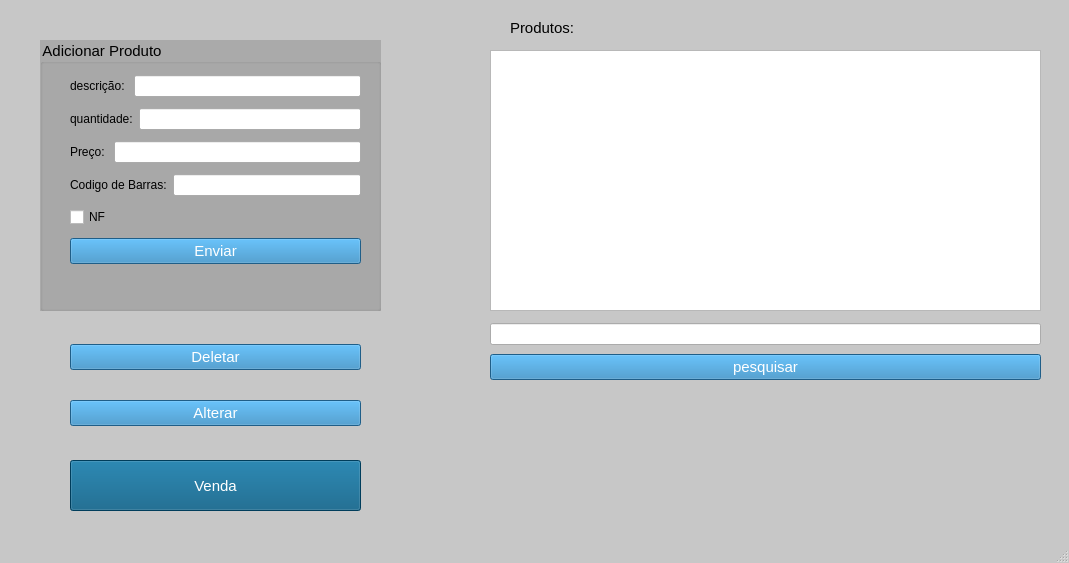
The window that mainwindow.ui (GabR36/QEstoqueLoja) describes before a commit, drawn with Qt 5.
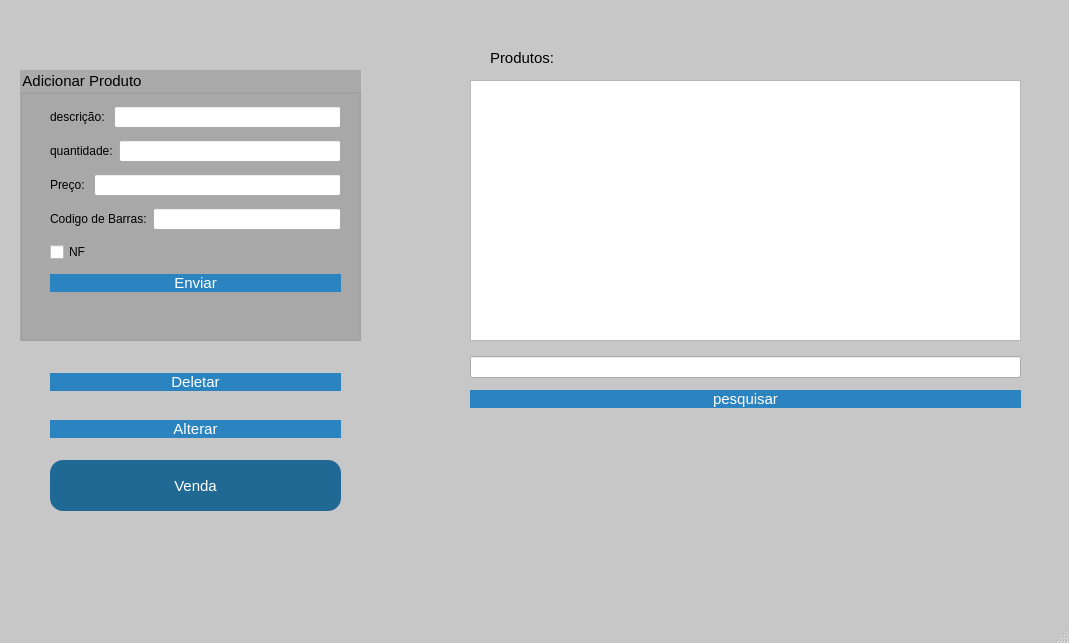
The same window after the commit. Icons and pictures are not drawn.

Diff of the .ui file:
```diff
--- a/mainwindow.ui
+++ b/mainwindow.ui
@@ -7,14 +7,16 @@
     <x>0</x>
     <y>0</y>
     <width>1069</width>
-    <height>563</height>
+    <height>643</height>
    </rect>
   </property>
   <property name="windowTitle">
    <string>Janela Principal - QEstoqueLoja</string>
   </property>
   <property name="styleSheet">
-   <string notr="true">#MainWindow{
+   <string notr="true">
+
+#MainWindow{
 background-color: rgb(199, 199, 199);
 
 }
@@ -22,6 +24,7 @@
 background-color: rgb(43, 132, 191);
 color: rgb(255, 255, 255);
 font-size: 15px;
+border-radius: 13px;
 }
 QGroupBox{
 background-color:rgb(170, 170, 170);
@@ -34,8 +37,8 @@
    <widget class="QTableView" name="Tview_Produtos">
     <property name="geometry">
      <rect>
-      <x>490</x>
-      <y>50</y>
+      <x>470</x>
+      <y>80</y>
       <width>551</width>
       <height>261</height>
      </rect>
@@ -46,12 +49,18 @@
       <height>200</height>
      </size>
     </property>
+    <property name="autoFillBackground">
+     <bool>false</bool>
+    </property>
     <property name="selectionMode">
      <enum>QAbstractItemView::SingleSelection</enum>
     </property>
     <property name="selectionBehavior">
      <enum>QAbstractItemView::SelectRows</enum>
     </property>
+    <property name="gridStyle">
+     <enum>Qt::DashLine</enum>
+    </property>
     <attribute name="horizontalHeaderCascadingSectionResizes">
      <bool>false</bool>
     </attribute>
@@ -68,8 +77,8 @@
    <widget class="QWidget" name="layoutWidget">
     <property name="geometry">
      <rect>
-      <x>490</x>
-      <y>320</y>
+      <x>470</x>
+      <y>350</y>
       <width>551</width>
       <height>65</height>
      </rect>
@@ -90,10 +99,10 @@
    <widget class="QWidget" name="layoutWidget">
     <property name="geometry">
      <rect>
-      <x>70</x>
-      <y>320</y>
+      <x>50</x>
+      <y>350</y>
       <width>291</width>
-      <height>131</height>
+      <height>111</height>
      </rect>
     </property>
     <layout class="QVBoxLayout" name="verticalLayout_2">
@@ -106,6 +115,10 @@
      </item>
      <item>
       <widget class="QPushButton" name="Btn_Alterar">
+       <property name="styleSheet">
+        <string notr="true">border-radius: 13px;
+</string>
+       </property>
        <property name="text">
         <string>Alterar</string>
        </property>
@@ -116,8 +129,8 @@
    <widget class="QGroupBox" name="groupBox">
     <property name="geometry">
      <rect>
-      <x>40</x>
-      <y>40</y>
+      <x>20</x>
+      <y>70</y>
       <width>341</width>
       <height>271</height>
      </rect>
@@ -217,8 +230,8 @@
    <widget class="QLabel" name="label">
     <property name="geometry">
      <rect>
-      <x>510</x>
-      <y>20</y>
+      <x>490</x>
+      <y>50</y>
       <width>91</width>
       <height>16</height>
      </rect>
@@ -234,19 +247,36 @@
    <widget class="QPushButton" name="Btn_Venda">
     <property name="geometry">
      <rect>
-      <x>70</x>
+      <x>50</x>
       <y>460</y>
       <width>291</width>
       <height>51</height>
      </rect>
     </property>
     <property name="styleSheet">
-     <string notr="true">background-color: rgb(0, 85, 127)</string>
+     <string notr="true">
+background-color: rgb(33, 105, 149);</string>
     </property>
     <property name="text">
      <string>Venda</string>
     </property>
    </widget>
+   <widget class="QLabel" name="label_5">
+    <property name="geometry">
+     <rect>
+      <x>20</x>
+      <y>0</y>
+      <width>341</width>
+      <height>61</height>
+     </rect>
+    </property>
+    <property name="text">
+     <string/>
+    </property>
+    <property name="pixmap">
+     <pixmap resource="Imagens/recursosImg.qrc">:/QEstoqueLOja/mkaoyvbl.png</pixmap>
+    </property>
+   </widget>
    <zorder>groupBox</zorder>
    <zorder>Tview_Produtos</zorder>
    <zorder>layoutWidget</zorder>
```
Left out of the diff: 5 changed lines with no effect on the pictures.
